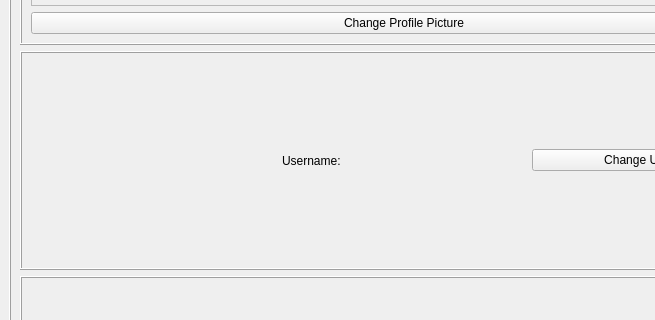
This is app/frontend/qtdesigner/profile_design.ui in Webtamu/shumi as Qt 5 draws it before an edit; both pictures show x 0 to 655 and y 244 to 564 of the 808 by 1062 pixel window. The edited form follows.
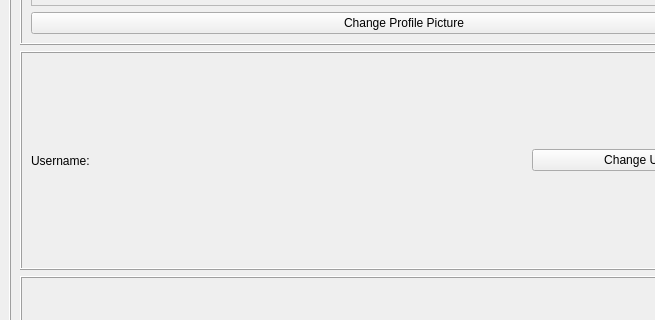
This is the edited form. Icons and pictures are not drawn.

The edit to the form file:
```diff
--- a/app/frontend/qtdesigner/profile_design.ui
+++ b/app/frontend/qtdesigner/profile_design.ui
@@ -129,13 +129,6 @@
           <enum>QFrame::Shadow::Raised</enum>
          </property>
          <layout class="QHBoxLayout" name="horizontalLayout_5">
-          <item>
-           <widget class="QLabel" name="lblUsername">
-            <property name="text">
-             <string>&lt;name&gt;</string>
-            </property>
-           </widget>
-          </item>
           <item>
            <widget class="QLabel" name="label_7">
             <property name="text">
@@ -143,6 +136,14 @@
             </property>
            </widget>
           </item>
+          <item>
+           <widget class="QLabel" name="lblUsername">
+            <property name="text">
+             <string>&lt;name&gt;</string>
+            </property>
+           </widget>
+          </item>
+          
           <item>
            <widget class="QPushButton" name="btnChangeUsername">
             <property name="text">
```
